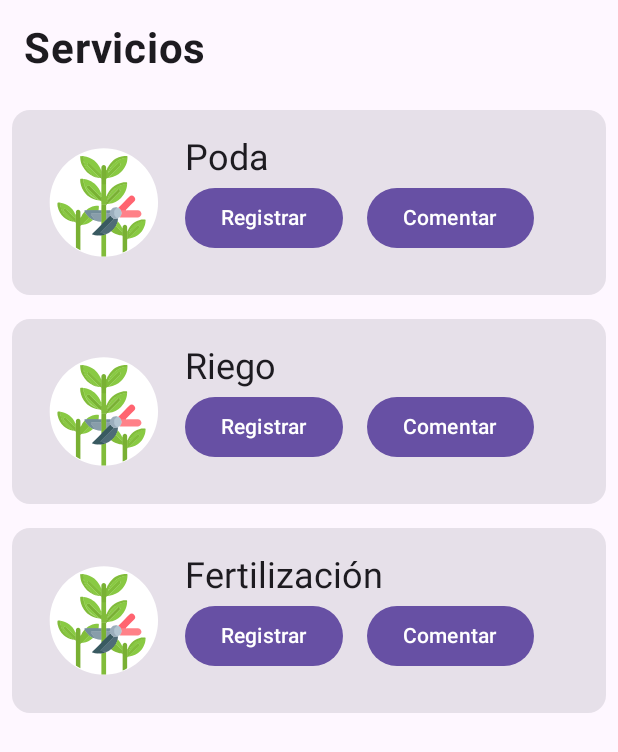
After one commit to patyjs/Jetpack_UI_Adoptree, an Android app built with Jetpack Compose: the ServiciosActivity screen opened directly, with no data from a screen before it, on a phone screen of 412 x 824 dp. The commit adds this screen. Shown: the top 752 px of the screen. Run offline under Robolectric (Android 15) with nearby library versions, the light colour scheme and no system bars.

Commit message:
Nueva interfaz servicios

```diff
--- a/app/build.gradle
+++ b/app/build.gradle
@@ -64,6 +64,7 @@ dependencies {
     implementation platform('androidx.compose:compose-bom:2022.10.00')
     implementation platform('androidx.compose:compose-bom:2022.10.00')
     implementation platform('androidx.compose:compose-bom:2022.10.00')
+    implementation platform('androidx.compose:compose-bom:2022.10.00')
     testImplementation 'junit:junit:4.13.2'
     androidTestImplementation 'androidx.test.ext:junit:1.1.5'
     androidTestImplementation 'androidx.test.espresso:espresso-core:3.5.1'
@@ -77,6 +78,7 @@ dependencies {
     androidTestImplementation platform('androidx.compose:compose-bom:2022.10.00')
     androidTestImplementation platform('androidx.compose:compose-bom:2022.10.00')
     androidTestImplementation platform('androidx.compose:compose-bom:2022.10.00')
+    androidTestImplementation platform('androidx.compose:compose-bom:2022.10.00')
     debugImplementation 'androidx.compose.ui:ui-tooling'
     debugImplementation 'androidx.compose.ui:ui-test-manifest'
 }
--- a/app/src/main/AndroidManifest.xml
+++ b/app/src/main/AndroidManifest.xml
@@ -12,6 +12,11 @@
         android:supportsRtl="true"
         android:theme="@style/Theme.Myapp"
         tools:targetApi="31">
+        <activity
+            android:name=".ServiciosActivity"
+            android:exported="false"
+            android:label="@string/title_activity_servicios"
+            android:theme="@style/Theme.Myapp" />
         <activity
             android:name=".RecuperacionActivity"
             android:exported="false"
--- /dev/null
+++ b/app/src/main/java/com/example/myapp/Models/TipoServiciosModel.kt
@@ -0,0 +1,6 @@
+package com.example.myapp.Models
+
+class TipoServiciosModel (
+    val Servicio : String,
+    val ImageId : Int
+)
--- a/app/src/main/java/com/example/myapp/RecuperacionActivity.kt
+++ b/app/src/main/java/com/example/myapp/RecuperacionActivity.kt
@@ -90,6 +90,7 @@ fun Greeting4(name: String, modifier: Modifier = Modifier) {
                 modifier = modifier,
                 fontSize = 15.sp,
                 fontWeight = FontWeight.Normal
+
             )
             Text(
                 text = "Te enviaremos un enlace de verificación a esta dirección de correo electrónico.",
--- /dev/null
+++ b/app/src/main/java/com/example/myapp/ServiciosActivity.kt
@@ -0,0 +1,152 @@
+package com.example.myapp
+
+import android.os.Bundle
+import androidx.activity.ComponentActivity
+import androidx.activity.compose.setContent
+import androidx.compose.animation.animateContentSize
+import androidx.compose.animation.core.Spring
+import androidx.compose.animation.core.spring
+import androidx.compose.foundation.Image
+import androidx.compose.foundation.layout.Column
+import androidx.compose.foundation.layout.Row
+import androidx.compose.foundation.layout.Spacer
+import androidx.compose.foundation.layout.fillMaxSize
+import androidx.compose.foundation.layout.fillMaxWidth
+import androidx.compose.foundation.layout.height
+import androidx.compose.foundation.layout.padding
+import androidx.compose.foundation.layout.size
+import androidx.compose.foundation.layout.width
+import androidx.compose.foundation.lazy.LazyColumn
+import androidx.compose.foundation.lazy.items
+import androidx.compose.foundation.shape.RoundedCornerShape
+import androidx.compose.material3.Button
+import androidx.compose.material3.Card
+import androidx.compose.material3.Icon
+import androidx.compose.material3.IconButton
+import androidx.compose.material3.MaterialTheme
+import androidx.compose.material3.Surface
+import androidx.compose.material3.Text
+import androidx.compose.runtime.Composable
+import androidx.compose.runtime.getValue
+import androidx.compose.runtime.mutableStateOf
+import androidx.compose.runtime.remember
+import androidx.compose.runtime.setValue
+import androidx.compose.ui.Modifier
+import androidx.compose.ui.draw.clip
+import androidx.compose.ui.layout.ContentScale
+import androidx.compose.ui.modifier.modifierLocalConsumer
+import androidx.compose.ui.res.painterResource
+import androidx.compose.ui.text.font.FontWeight
+import androidx.compose.ui.tooling.preview.Preview
+import androidx.compose.ui.unit.dp
+import androidx.compose.ui.unit.sp
+import com.example.compose.AdoptTheme
+import com.example.myapp.Models.HistorialServiciosModel
+import com.example.myapp.Models.TipoServiciosModel
+
+
+class ServiciosActivity : ComponentActivity() {
+    override fun onCreate(savedInstanceState: Bundle?) {
+        super.onCreate(savedInstanceState)
+        setContent {
+            AdoptTheme() {
+                // A surface container using the 'background' color from the theme
+                Surface(
+                    modifier = Modifier.fillMaxSize(),
+                    color = MaterialTheme.colorScheme.background
+                ) {
+                    Greeting5()
+                }
+            }
+        }
+    }
+}
+
+@Composable
+fun Greeting5(modifier: Modifier = Modifier) {
+
+    val misArboles: List<TipoServiciosModel> = listOf<TipoServiciosModel>(
+        TipoServiciosModel("Poda", R.drawable.poda),
+        TipoServiciosModel("Riego", R.drawable.poda),
+        TipoServiciosModel("Fertilización", R.drawable.poda),
+
+    )
+
+    Column {
+        Text(
+            text = "Servicios",
+            fontSize = 28.sp,
+            fontWeight = FontWeight.Bold,
+            modifier=Modifier.padding(16.dp)
+        )
+        LazyColumn(modifier = modifier
+            .fillMaxSize()) {
+
+            items(misArboles) { data ->
+                DrawServicioCard(data,modifier.padding(8.dp))
+            }
+        }
+    }
+
+
+}
+
+@Composable
+fun DrawServicioCard(data: TipoServiciosModel, modifier: Modifier = Modifier) {
+    var expanded by remember { mutableStateOf(false) }
+    Card(modifier = modifier
+        .fillMaxWidth()
+    ) {
+        Column {
+            Row {
+                Image(
+                    painter = painterResource(data.ImageId),
+                    contentDescription = "",
+                    modifier = Modifier
+                        .padding(24.dp, 24.dp, 0.dp, 24.dp)
+                        .width(75.dp)
+                        .height(75.dp)
+                        .clip(RoundedCornerShape(38.dp)),
+                    contentScale = ContentScale.Crop
+                )
+
+                Column(modifier = Modifier
+                    .fillMaxWidth()
+                    .padding(16.dp)) {
+                    Text(
+                        text = data.Servicio,
+                        modifier = Modifier
+                            ,
+                        style = MaterialTheme.typography.headlineSmall
+                    )
+
+                    Row {
+                        Button(modifier = Modifier,
+                            onClick = {  }) {
+                            Text("Registrar")
+
+                        }
+                        Spacer(modifier = Modifier.width(16.dp))
+                        Button(modifier = Modifier,
+                            onClick = {  }) {
+                            Text("Comentar")
+
+                        }
+                    }
+                }
+            }
+        }
+
+
+    }
+}
+
+
+
+@Preview(showBackground = true)
+@Composable
+fun GreetingPreview8() {
+    AdoptTheme() {
+        Greeting5()
+    }
+}
--- a/app/src/main/res/values/strings.xml
+++ b/app/src/main/res/values/strings.xml
@@ -8,4 +8,5 @@
     <string name="title_activity_historial">HistorialActivity</string>
     <string name="title_activity_splash">SplashActivity</string>
     <string name="title_activity_recuperacion">RecuperacionActivity</string>
+    <string name="title_activity_servicios">ServiciosActivity</string>
 </resources>
```
